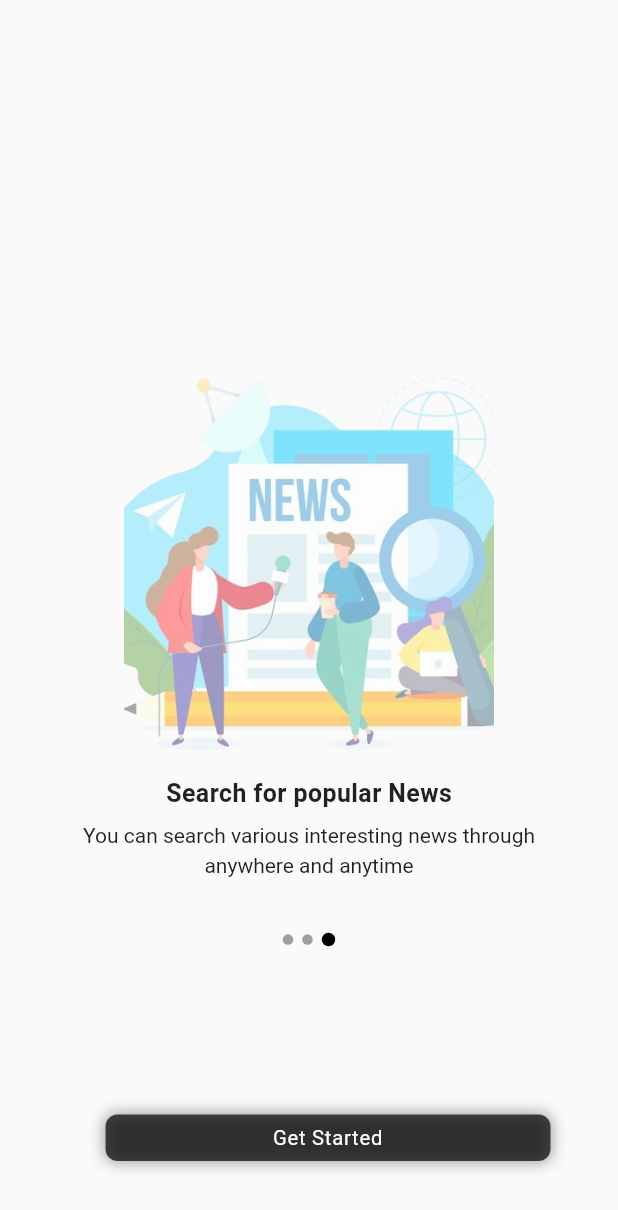
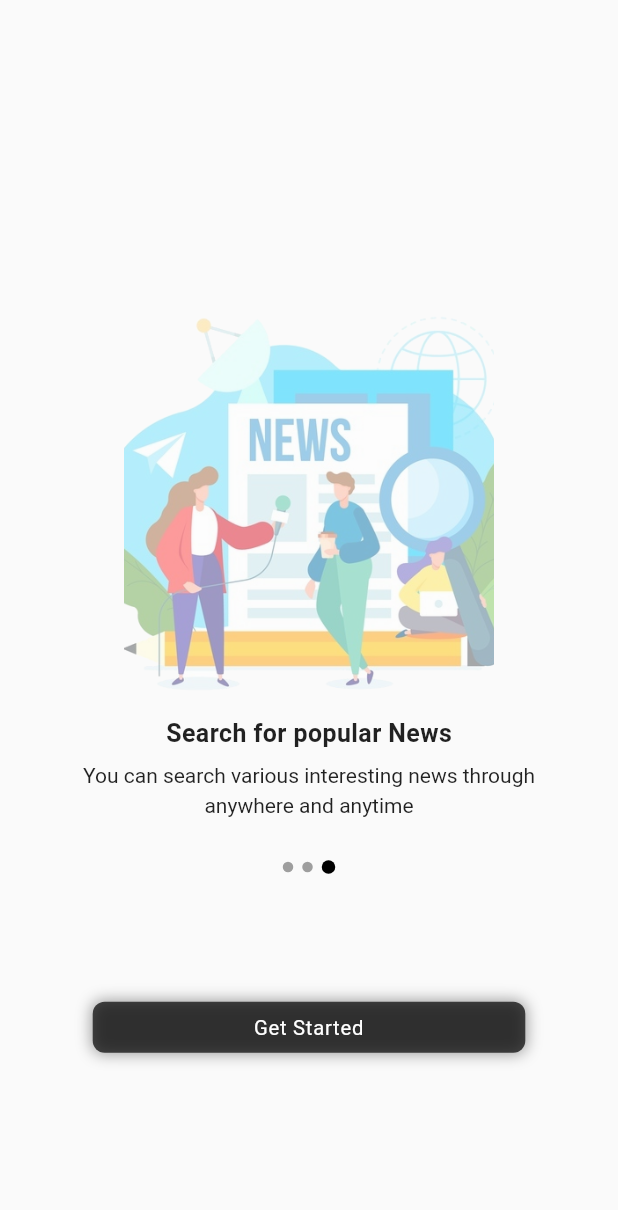
Before and after one commit to Pun-lal/NewsPortal, a Flutter app: the screen it shows after launch, swiped to page 3, on a phone screen of 412 x 824 dp. Shown: the top 1210 px of the screen. Run offline on Flutter 3.47's test engine with Material 2 defaults, Android fonts, the light colour scheme and no system bars; our stand-ins replace get, google_fonts.

Commit message:
work on responsive view of landing page

```diff
--- a/lib/controllers/landing_screen_controller.dart
+++ b/lib/controllers/landing_screen_controller.dart
@@ -10,6 +10,7 @@ class LandingScreenController extends GetxController {
 
   List<LandingViewModel> landingViewModel = [
     LandingViewModel(
+        heading: "Hello,\nWelcome to News portal",
         image: "assests/Images/1_landing_image.png",
         title: "Watch latest News",
         description:
--- a/lib/model/landing_model.dart
+++ b/lib/model/landing_model.dart
@@ -1,7 +1,8 @@
 class LandingViewModel {
+  final String? heading;
   final String? image;
   final String? title;
   final String? description;
 
-  LandingViewModel({this.image, this.title, this.description});
+  LandingViewModel({this.heading, this.image, this.title, this.description});
 }
--- a/lib/views/landing_screen.dart
+++ b/lib/views/landing_screen.dart
@@ -1,5 +1,6 @@
 import 'package:flutter/material.dart';
 import 'package:get/get.dart';
+import 'package:google_fonts/google_fonts.dart';
 import 'package:news_portal/controllers/landing_screen_controller.dart';
 import 'package:news_portal/views/home_screen.dart';
 
@@ -21,9 +22,21 @@ class LandingViewScreen extends StatelessWidget {
                 itemCount: landingScreenController.landingViewModel.length,
                 itemBuilder: (context, index) {
                   return Container(
+                    margin: EdgeInsets.symmetric(horizontal: Get.width * 0.1),
                     child: Column(
                       mainAxisAlignment: MainAxisAlignment.center,
                       children: [
+                        Align(
+                          alignment: Alignment.topLeft,
+                          child: Text(
+                            "${landingScreenController.landingViewModel[index].heading ?? " "}",
+                            style: TextStyle(
+                                fontSize: 20.5,
+                                fontWeight: FontWeight.bold,
+                                fontFamily: GoogleFonts.notoSans().fontFamily,
+                                letterSpacing: 0.7),
+                          ),
+                        ),
                         Opacity(
                           opacity: 0.5,
                           child: Container(
@@ -47,16 +60,13 @@ class LandingViewScreen extends StatelessWidget {
                         SizedBox(
                           height: 7,
                         ),
-                          Padding(
-                            padding: EdgeInsets.symmetric(horizontal: 45.0),
-                            child: Text(
+                        Text(
                           landingScreenController
                               .landingViewModel[index].description!,
                           style: TextStyle(fontSize: 14, height: 1.4),
                           textAlign: TextAlign.center,
                         ),
-                          ),
-                          SizedBox(height: Get.height * 0.04),
+                        SizedBox(height: Get.height * 0.03),
                         Row(
                           mainAxisAlignment: MainAxisAlignment.center,
                           children: List.generate(
@@ -76,8 +86,7 @@ class LandingViewScreen extends StatelessWidget {
                                           : 7,
                                       decoration: BoxDecoration(
                                           color: landingScreenController
-                                                        .currentIndexPage
-                                                        .value ==
+                                                      .currentIndexPage.value ==
                                                   index
                                               ? Colors.black
                                               : Colors.grey[500],
@@ -86,32 +95,39 @@ class LandingViewScreen extends StatelessWidget {
                                     ),
                                   )),
                         ),
-                        ],
+                        SizedBox(
+                          height: Get.height * 0.1,
                         ),
-                    );
-                  }),
-              Obx(() => Container(
-                    child: landingScreenController.currentIndexPage.value !=
-                            landingScreenController.landingViewModel.length - 1
-                        ? Positioned(
-                            bottom: 50,
-                            left: 45,
-                            child: GestureDetector(
+                        Obx(
+                          () => Row(
+                            mainAxisAlignment: landingScreenController.isPageEnd
+                                ? MainAxisAlignment.center
+                                : MainAxisAlignment.spaceBetween,
+                            children: [
+                              GestureDetector(
                                 onTap: () => Get.off(HomeScreen()),
-                              child: Container(
-                                width: 75,
+                                child: landingScreenController.isPageEnd
+                                    ? Visibility(
+                                        visible: false, child: Container())
+                                    : Container(
+                                        width: 80,
                                         decoration: BoxDecoration(
                                             border: Border.all(
                                                 width: 0.5,
-                                        color: Colors.black.withOpacity(0.4)),
-                                    borderRadius: BorderRadius.circular(8)),
+                                                color: Colors.black
+                                                    .withOpacity(0.4)),
+                                            borderRadius:
+                                                BorderRadius.circular(8)),
                                         child: Row(
-                                    mainAxisAlignment: MainAxisAlignment.center,
+                                            mainAxisAlignment:
+                                                MainAxisAlignment.center,
                                             children: [
                                               Container(
                                                 child: Padding(
-                                          padding: const EdgeInsets.symmetric(
-                                              horizontal: 2, vertical: 6.5),
+                                                  padding: const EdgeInsets
+                                                          .symmetric(
+                                                      horizontal: 2,
+                                                      vertical: 8),
                                                   child: Text(
                                                     "Skip now",
                                                     style: TextStyle(
@@ -125,28 +141,23 @@ class LandingViewScreen extends StatelessWidget {
                                               ),
                                               Icon(
                                                 Icons.chevron_right,
-                                        color: Colors.black.withOpacity(0.6),
+                                                color: Colors.black
+                                                    .withOpacity(0.6),
                                                 size: 16,
                                               ),
                                             ]),
                                       ),
                               ),
-                          )
-                        : Visibility(visible: false, child: Container()),
-                  )),
-              Positioned(
-                bottom: 50,
-                right: 45,
-                child: GestureDetector(
+                              GestureDetector(
                                 onTap: landingScreenController.nextPageView,
-                    child: Obx(
-                      () => Container(
+                                child: Container(
                                   width: landingScreenController.isPageEnd
-                            ? Get.width * 0.72
-                            : 75,
+                                      ? Get.width * 0.7
+                                      : 80,
                                   decoration: BoxDecoration(
                                       color: Colors.black.withOpacity(0.7),
-                            border: Border.all(style: BorderStyle.none),
+                                      border:
+                                          Border.all(style: BorderStyle.none),
                                       boxShadow: [
                                         BoxShadow(
                                           color: Colors.grey,
@@ -156,7 +167,8 @@ class LandingViewScreen extends StatelessWidget {
                                       ],
                                       borderRadius: BorderRadius.circular(8)),
                                   child: Padding(
-                            padding: const EdgeInsets.all(6.5),
+                                      padding: const EdgeInsets.symmetric(
+                                          horizontal: 2, vertical: 8),
                                       child: Text(
                                         landingScreenController.isPageEnd
                                             ? "Get Started"
@@ -168,7 +180,14 @@ class LandingViewScreen extends StatelessWidget {
                                         textAlign: TextAlign.center,
                                       )),
                                 ),
-                    )),
+                              ),
+                            ],
+                          ),
+                        ),
+                      ],
+                    ),
+                  );
+                },
               ),
             ],
           ),
```
Lines whose indentation alone changed are shown as unchanged.
